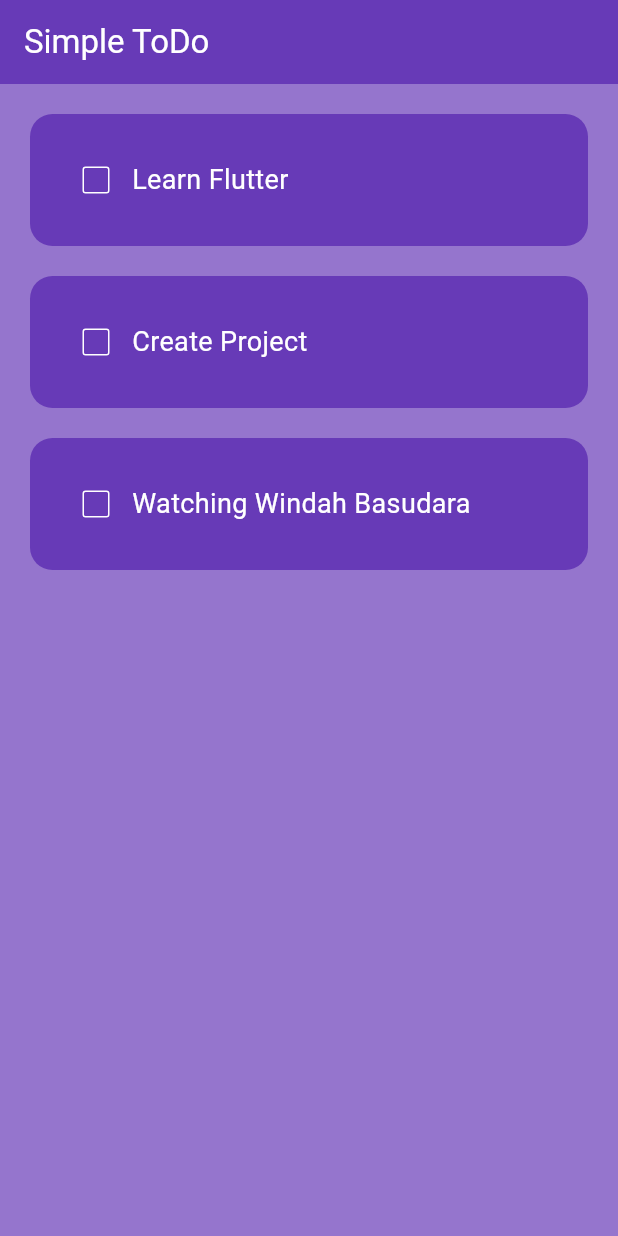
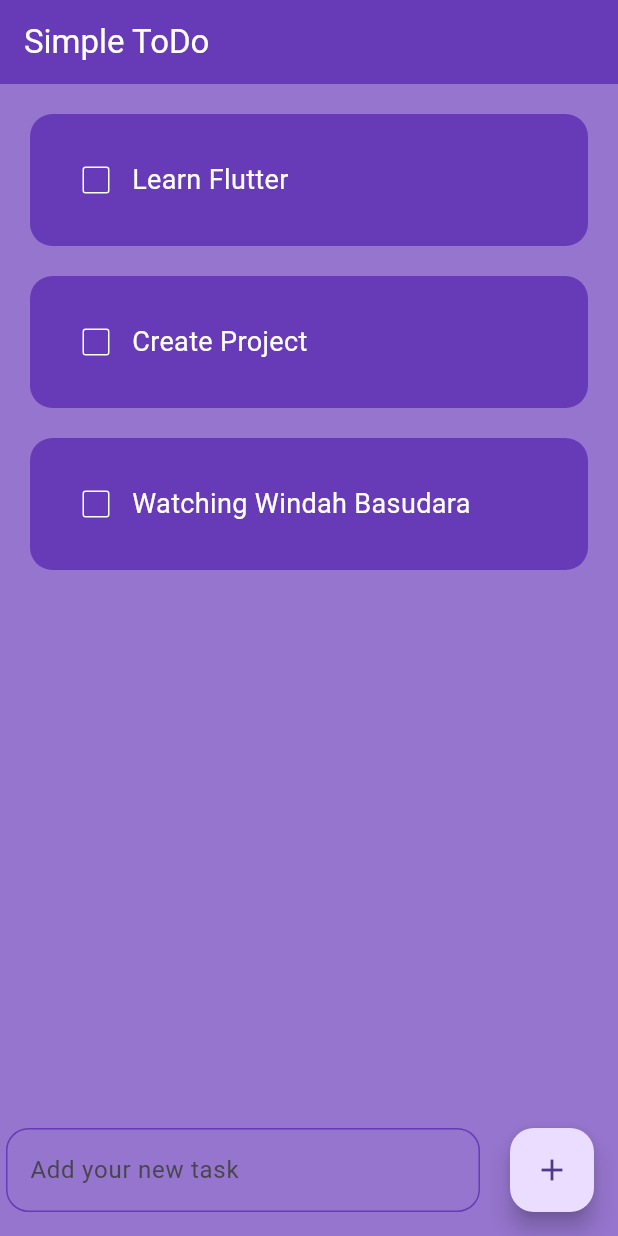
Before and after one commit to BliAli/ToDoList, a Flutter app: the screen it shows after launch, on a phone screen of 412 x 824 dp. Run offline on Flutter 3.47's test engine with Material 3 defaults, Android fonts, the phone set to English and light mode, and no system bars.

Commit message:
Menambah fitur input task user (blom berfungsi)

```diff
--- a/lib/pages/home_page.dart
+++ b/lib/pages/home_page.dart
@@ -2,7 +2,7 @@ import 'package:flutter/material.dart';
 import 'package:todolist/utils/todo_list.dart';
 
 class HomePage extends StatefulWidget {
-  HomePage({super.key});
+  const HomePage({super.key});
 
   @override
   State<HomePage> createState() => _HomePageState();
@@ -40,6 +40,30 @@ class _HomePageState extends State<HomePage> {
           );
         },
       ),
+      floatingActionButton: Row(
+        children: [
+          Expanded(
+            child: Padding(
+              padding: EdgeInsets.symmetric(horizontal: 20),
+              child: TextField(
+                decoration: InputDecoration(
+                  hintText: 'Add your new task',
+                  fillColor: Colors.deepPurple.shade200,
+                  enabledBorder: OutlineInputBorder(
+                    borderSide: BorderSide(color: Colors.deepPurple),
+                    borderRadius: BorderRadius.circular(15),
+                  ),
+                  focusedBorder: OutlineInputBorder(
+                    borderSide: BorderSide(color: Colors.deepPurple),
+                    borderRadius: BorderRadius.circular(15),
+                  ),
+                ),
+              ),
+            ),
+          ),
+          FloatingActionButton(onPressed: () {}, child: Icon(Icons.add)),
+        ],
+      ),
     );
   }
 }
--- a/lib/utils/todo_list.dart
+++ b/lib/utils/todo_list.dart
@@ -40,6 +40,8 @@ class TodoList extends StatelessWidget {
                     taskCompleted
                         ? TextDecoration.lineThrough
                         : TextDecoration.none,
+                decorationColor: Colors.black,
+                decorationThickness: 2,
               ),
             ),
           ],
```
